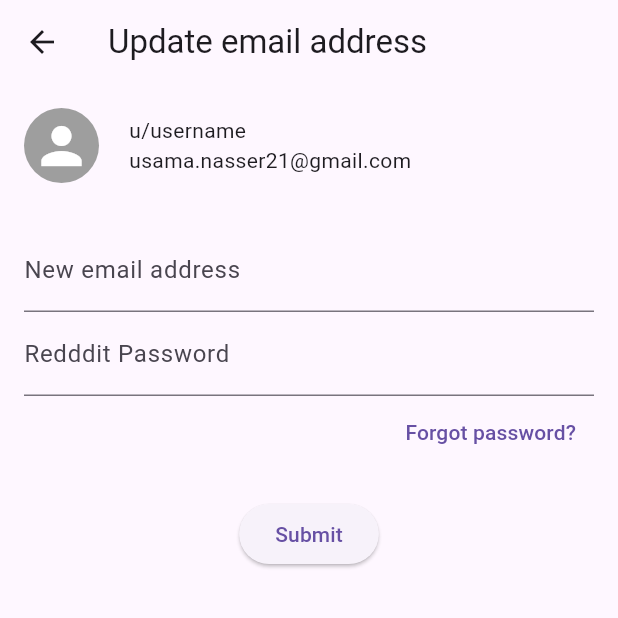
After one commit to SS-Ltd/cReddit-CrossPlatform, a Flutter app: the UpdateEmail screen opened directly, on a phone screen of 412 x 824 dp, the top half of it. The commit adds this screen. Run offline on Flutter 3.47's test engine with Material 3 defaults, Android fonts, the phone set to English and light mode, and no system bars; our stand-ins replace logger.

Commit message:
add update email screen

```diff
--- a/lib/main.dart
+++ b/lib/main.dart
@@ -1,5 +1,4 @@
 import 'package:flutter/material.dart';
-import 'package:reddit_clone/account_settings.dart';
 import 'package:reddit_clone/constants/logger.dart';
 import 'package:reddit_clone/settings.dart';
 
--- a/lib/settings.dart
+++ b/lib/settings.dart
@@ -2,7 +2,6 @@
 import 'package:reddit_clone/account_settings.dart';
 import 'package:reddit_clone/arrow_button.dart';
 import 'package:reddit_clone/heading.dart';
-import 'package:reddit_clone/switch_button.dart';
 
 class Settings extends StatelessWidget {
   const Settings({super.key});
--- /dev/null
+++ b/lib/update_email.dart
@@ -0,0 +1,138 @@
+import 'package:flutter/material.dart';
+import 'package:flutter/widgets.dart';
+
+class UpdateEmail extends StatefulWidget {
+  const UpdateEmail({super.key});
+
+  @override
+  State<UpdateEmail> createState() {
+    return _UpdateEmailState();
+  }
+}
+
+class _UpdateEmailState extends State<UpdateEmail> {
+  final _formKey = GlobalKey<FormState>();
+  final _emailController = TextEditingController();
+  final _passwordController = TextEditingController();
+  bool _obscureText = true;
+
+  void _toggle() {
+    setState(() {
+      _obscureText = !_obscureText;
+    });
+  }
+
+  void _submit() {
+    // if (_formKey.currentState.validate()) {
+    //   ScaffoldMessenger.of(context).showSnackBar(
+    //     const SnackBar(content: Text('Processing Data')),
+    //   );
+    // }
+  }
+
+  @override
+  Widget build(BuildContext context) {
+    return Scaffold(
+      appBar: AppBar(
+        leading: IconButton(
+          icon: const Icon(Icons.arrow_back),
+          onPressed: () {
+            Navigator.pop(context);
+          },
+        ),
+        title: const Text('Update email address'),
+      ),
+      body: Padding(
+        padding: const EdgeInsets.all(16.0),
+        child: Column(
+          children: [
+            const Padding(
+              padding: EdgeInsets.only(bottom: 30),
+              child: Row(
+                children: [
+                  CircleAvatar(
+                    radius: 25,
+                    backgroundColor: Colors.grey,
+                    child: Icon(
+                      Icons.person,
+                      size: 40,
+                      color: Colors.white,
+                    ),
+                  ),
+                  Padding(
+                    padding: EdgeInsets.only(left: 20),
+                    child: Column(
+                      crossAxisAlignment: CrossAxisAlignment.start,
+                      children: [
+                        Text('u/username'),
+                        Text('usama.nasser21@gmail.com'),
+                      ],
+                    ),
+                  )
+                ],
+              ),
+            ),
+            Form(
+              key: _formKey,
+              child: Column(
+                children: [
+                  TextFormField(
+                    controller: _emailController,
+                    decoration: const InputDecoration(
+                      labelText: 'New email address',
+                    ),
+                    validator: (value) {
+                      if (value == null || value.trim().isEmpty) {
+                        return 'Please enter an email address.';
+                      } else if (!value.contains('@')) {
+                        return 'Please enter a valid email address.';
+                      }
+                      return null;
+                    },
+                  ),
+                  TextFormField(
+                    controller: _passwordController,
+                    obscureText: _obscureText,
+                    decoration: const InputDecoration(
+                      labelText: 'Redddit Password',
+                      // suffixIcon: IconButton(
+                      //   icon: Icon(
+                      //     _obscureText
+                      //         ? Icons.visibility
+                      //         : Icons.visibility_off,
+                      //   ),
+                      //   onPressed: _toggle,
+                      // ),
+                    ),
+                    validator: (value) {
+                      if (value == null || value.trim().isEmpty) {
+                        return 'Please enter your password';
+                      }
+                      return null;
+                    },
+                  ),
+                  SizedBox(
+                    child: Align(
+                      alignment: Alignment.centerRight,
+                      child: TextButton(
+                        onPressed: () {},
+                        child: const Text('Forgot password?'),
+                      ),
+                    ),
+                  ),
+                  Padding(
+                    padding: const EdgeInsets.only(top: 20),
+                    child: ElevatedButton(
+                      onPressed: _submit,
+                      child: const Text('Submit'),
+                    ),
+                  ),
+                ],
+              ),
+            ),
+          ],
+        ),
+      ),
+    );
+  }
+}
```
